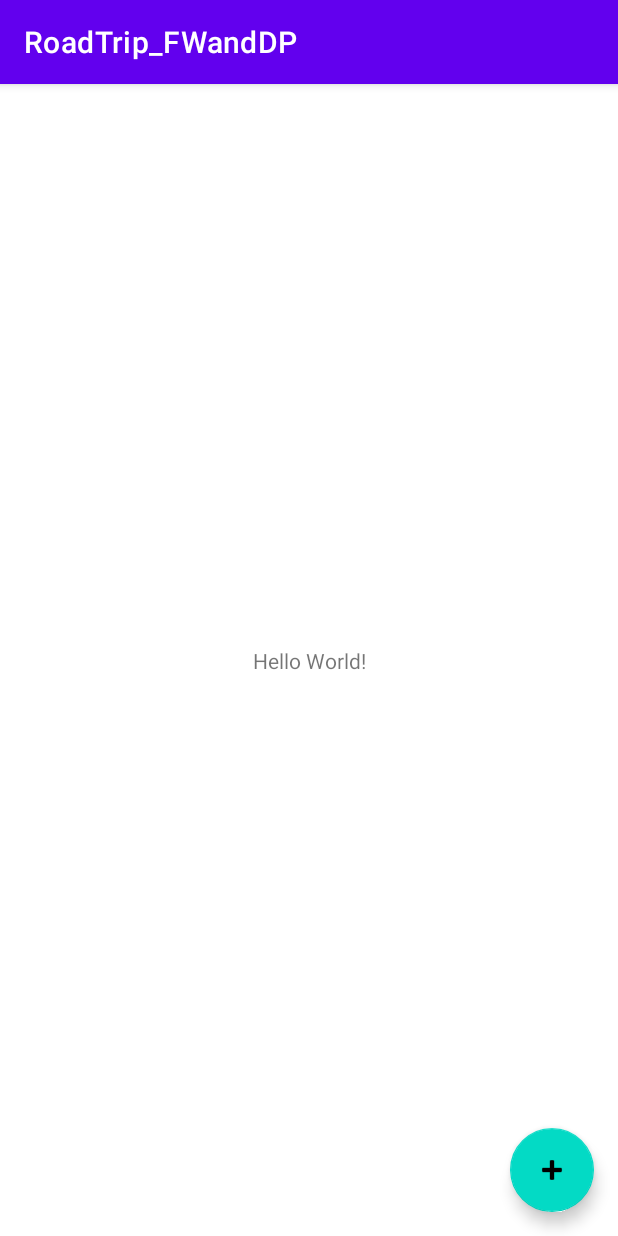
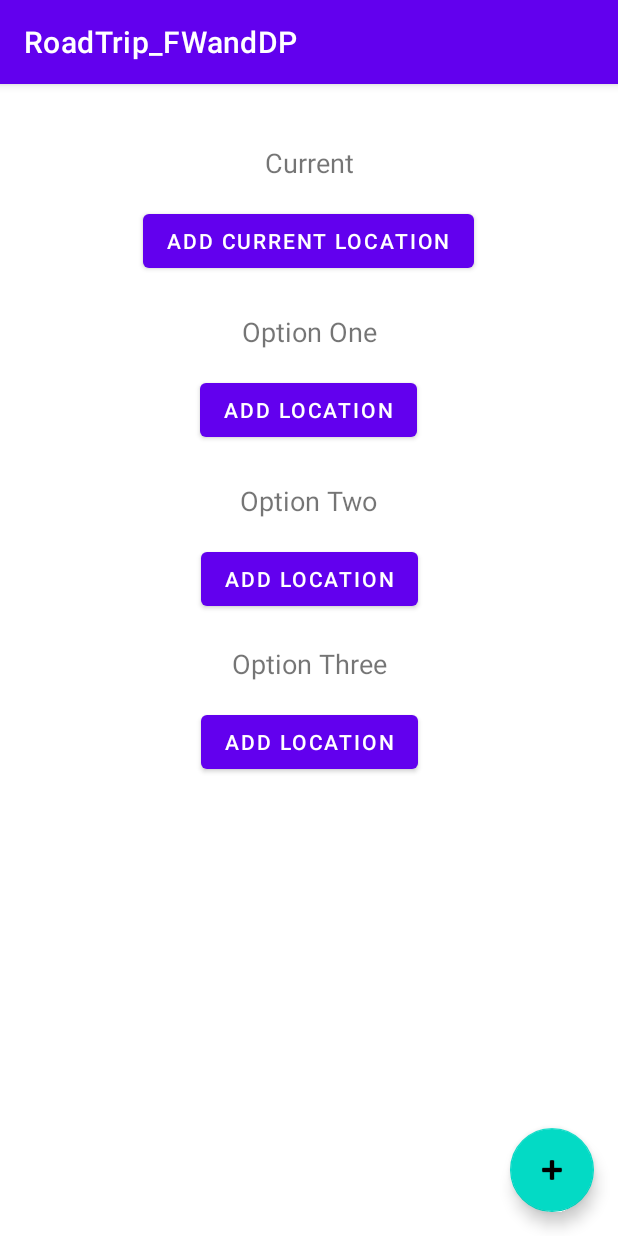
Before and after one commit to NatalmanNahm/roadTrip_FWandDP, an Android app: the screen it shows after launch (MainActivity), on a phone screen of 412 x 824 dp. Run offline under Robolectric (Android 15) with nearby library versions, the phone set to English and light mode, and no system bars.

Commit message:
Modified the main activity to add more buttons and text.

```diff
--- a/app/src/main/java/com/example/roadtrip_fwanddp/MainActivity.java
+++ b/app/src/main/java/com/example/roadtrip_fwanddp/MainActivity.java
@@ -5,6 +5,7 @@ import androidx.appcompat.app.AppCompatActivity;
 import android.content.Intent;
 import android.os.Bundle;
 import android.view.View;
+import android.widget.Button;
 
 import com.google.android.material.floatingactionbutton.FloatingActionButton;
 
@@ -16,15 +17,35 @@ public class MainActivity extends AppCompatActivity {
         setContentView(R.layout.activity_main);
 
         FloatingActionButton addLocFab = findViewById(R.id.add_fab);
+        addLocFab.setOnClickListener(v -> {
+            Intent intent = new Intent(MainActivity.this, AddLocationActivity.class);
+            startActivity(intent);
 
-        addLocFab.setOnClickListener(new View.OnClickListener() {
-            @Override
-            public void onClick(View v) {
-                Intent intent = new Intent(MainActivity.this, AddLocationActivity.class);
+        });
 
-                startActivity(intent);
+        Button addCurBtn = findViewById(R.id.addCurLocBtn);
+        Button addOpt1Btn = findViewById(R.id.addOptOneBtn);
+        Button addOpt2Btn = findViewById(R.id.addOptTwoBtn);
+        Button addOpt3Btn = findViewById(R.id.addOptThreeBtn);
 
-            }
+        addCurBtn.setOnClickListener(v -> {
+            Intent intent = new Intent(MainActivity.this, AddLocationActivity.class);
+            startActivity(intent);
+        });
+
+        addOpt1Btn.setOnClickListener(v -> {
+            Intent intent = new Intent(MainActivity.this, AddLocationActivity.class);
+            startActivity(intent);
+        });
+
+        addOpt2Btn.setOnClickListener(v -> {
+            Intent intent = new Intent(MainActivity.this, AddLocationActivity.class);
+            startActivity(intent);
+        });
+
+        addOpt3Btn.setOnClickListener(v -> {
+            Intent intent = new Intent(MainActivity.this, AddLocationActivity.class);
+            startActivity(intent);
         });
     }
 }
--- a/app/src/main/res/layout/activity_main.xml
+++ b/app/src/main/res/layout/activity_main.xml
@@ -6,14 +6,7 @@
     android:layout_height="match_parent"
     tools:context=".MainActivity">
 
-    <TextView
-        android:layout_width="wrap_content"
-        android:layout_height="wrap_content"
-        android:text="Hello World!"
-        app:layout_constraintBottom_toBottomOf="parent"
-        app:layout_constraintLeft_toLeftOf="parent"
-        app:layout_constraintRight_toRightOf="parent"
-        app:layout_constraintTop_toTopOf="parent" />
+
 
     <com.google.android.material.floatingactionbutton.FloatingActionButton
         android:id="@+id/add_fab"
@@ -27,4 +20,93 @@
         app:layout_constraintEnd_toEndOf="parent"
         app:srcCompat="@android:drawable/ic_input_add" />
 
+    <TextView
+        android:id="@+id/currentLocTxt"
+        android:layout_width="wrap_content"
+        android:layout_height="wrap_content"
+        android:layout_marginTop="40dp"
+        android:text="Current"
+        android:textSize="18sp"
+        app:layout_constraintEnd_toEndOf="parent"
+        app:layout_constraintStart_toStartOf="parent"
+        app:layout_constraintTop_toTopOf="parent" />
+
+    <Button
+        android:id="@+id/addCurLocBtn"
+        android:layout_width="wrap_content"
+        android:layout_height="wrap_content"
+        android:layout_marginStart="96dp"
+        android:layout_marginLeft="96dp"
+        android:layout_marginTop="16dp"
+        android:layout_marginEnd="97dp"
+        android:layout_marginRight="97dp"
+        android:text="Add Current Location"
+        app:layout_constraintEnd_toEndOf="parent"
+        app:layout_constraintStart_toStartOf="parent"
+        app:layout_constraintTop_toBottomOf="@+id/currentLocTxt" />
+
+    <TextView
+        android:id="@+id/OptionOneTxt"
+        android:layout_width="wrap_content"
+        android:layout_height="wrap_content"
+        android:layout_marginTop="24dp"
+        android:textSize="18sp"
+        android:text="Option One"
+        app:layout_constraintEnd_toEndOf="parent"
+        app:layout_constraintStart_toStartOf="parent"
+        app:layout_constraintTop_toBottomOf="@+id/addCurLocBtn" />
+
+    <Button
+        android:id="@+id/addOptOneBtn"
+        android:layout_width="wrap_content"
+        android:layout_height="wrap_content"
+        android:layout_marginTop="16dp"
+        android:text="Add Location"
+        app:layout_constraintEnd_toEndOf="parent"
+        app:layout_constraintHorizontal_bias="0.498"
+        app:layout_constraintStart_toStartOf="parent"
+        app:layout_constraintTop_toBottomOf="@+id/OptionOneTxt" />
+
+    <TextView
+        android:id="@+id/OptionTwoTxt"
+        android:layout_width="wrap_content"
+        android:layout_height="wrap_content"
+        android:textSize="18sp"
+        android:layout_marginTop="24dp"
+        android:text="Option Two"
+        app:layout_constraintEnd_toEndOf="parent"
+        app:layout_constraintStart_toStartOf="parent"
+        app:layout_constraintTop_toBottomOf="@+id/addOptOneBtn" />
+
+    <TextView
+        android:id="@+id/OptionThreeTxt"
+        android:layout_width="wrap_content"
+        android:layout_height="wrap_content"
+        android:layout_marginTop="20dp"
+        android:textSize="18sp"
+        android:text="Option Three"
+        app:layout_constraintEnd_toEndOf="parent"
+        app:layout_constraintStart_toStartOf="parent"
+        app:layout_constraintTop_toBottomOf="@+id/addOptTwoBtn" />
+
+    <Button
+        android:id="@+id/addOptTwoBtn"
+        android:layout_width="wrap_content"
+        android:layout_height="wrap_content"
+        android:layout_marginTop="16dp"
+        android:text="Add Location"
+        app:layout_constraintEnd_toEndOf="parent"
+        app:layout_constraintStart_toStartOf="parent"
+        app:layout_constraintTop_toBottomOf="@+id/OptionTwoTxt" />
+
+    <Button
+        android:id="@+id/addOptThreeBtn"
+        android:layout_width="wrap_content"
+        android:layout_height="wrap_content"
+        android:layout_marginTop="16dp"
+        android:text="Add Location"
+        app:layout_constraintEnd_toEndOf="parent"
+        app:layout_constraintStart_toStartOf="parent"
+        app:layout_constraintTop_toBottomOf="@+id/OptionThreeTxt" />
+
 </androidx.constraintlayout.widget.ConstraintLayout>
```
